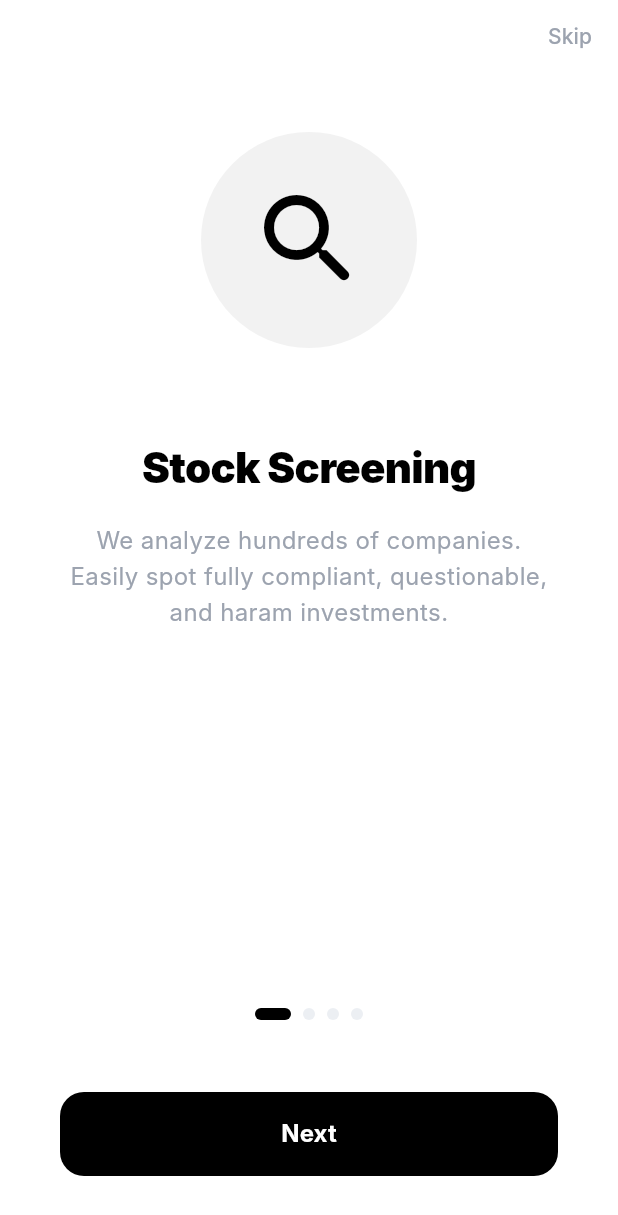
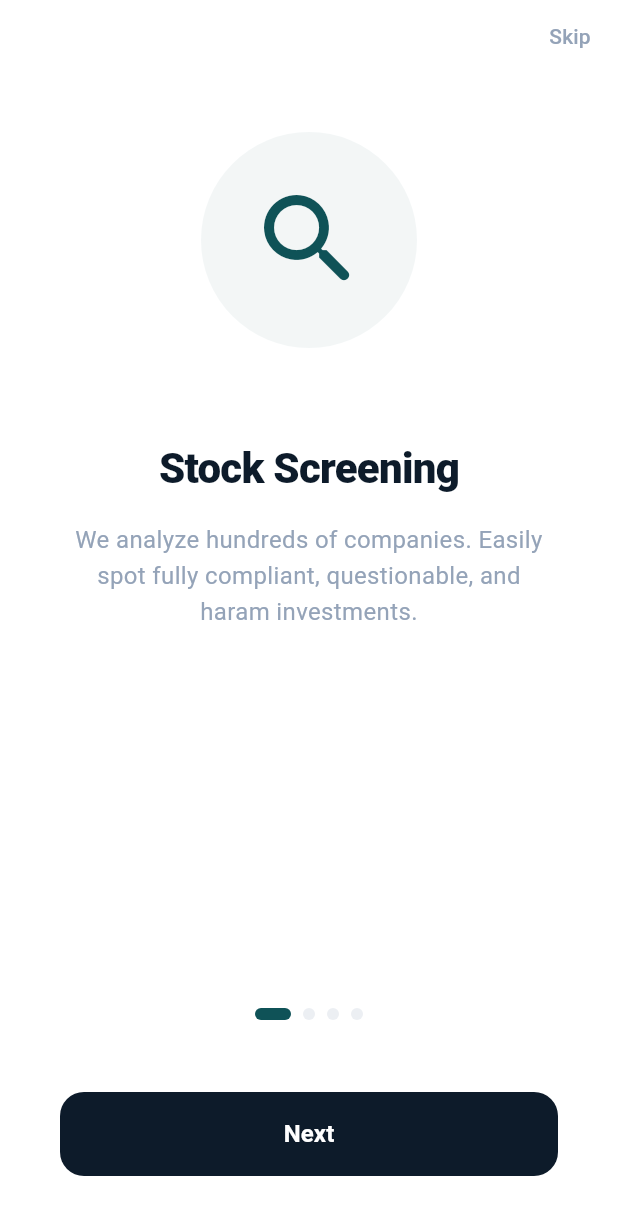
Before and after one commit to iisinan/irshad, a Flutter app: the screen it shows after launch, on a phone screen of 412 x 824 dp. Shown: the top 1215 px of the screen. Run offline on Flutter 3.47's test engine with Material 3 defaults, Android fonts, the phone set to English and light mode, and no system bars; our stand-ins replace dio, firebase_core, firebase_messaging, fl_chart, flutter_local_notifications, flutter_markdown and 7 more; missing offline and left inert: mobile_scanner; accounts and stored records are empty; Roboto replaces fonts that are missing (Inter, Manrope).

Commit message:
style: apply Deep Teal and Warm Sand design system

```diff
--- a/mobile/lib/core/theme/app_theme.dart
+++ b/mobile/lib/core/theme/app_theme.dart
@@ -2,34 +2,35 @@ import 'package:flutter/material.dart';
 
 class AppTheme {
   // Core Palette
-  static const Color primary = Color(0xFF000000); // Intense Pitch Black
-  static const Color primaryHover = Color(0xFF1A1A1A);
-  static const Color accent = Color(0xFF00D287); // Vibrant Intense Emerald
+  static const Color primary = Color(0xFF0F5257); // Deep Teal
+  static const Color primaryHover = Color(0xFF0B4347);
+  static const Color accent = Color(0xFFC9B89C); // Warm Sand
+  static const Color accentSoft = Color(0xFFEAF4F3); // Active Background
 
   // Backgrounds
-  static const Color bg = Color(0xFFF9FAFB);
+  static const Color bg = Color(0xFFFAF8F5);
   static const Color bgAlt = Color(0xFFFFFFFF); // Cards
-  static const Color bgSection = Color(0xFFF3F4F6); // Secondary Background
+  static const Color bgSection = Color(0xFFF5F7FA); // Secondary Background
   static const Color divider = Color(0xFFECEFF3);
 
   // Typography
-  static const Color textDark = Color(0xFF000000);
-  static const Color textBody = Color(0xFF4B5563); // Slightly darker for contrast
-  static const Color textMuted = Color(0xFF9CA3AF);
-  static const Color textDisabled = Color(0xFFD1D5DB);
+  static const Color textDark = Color(0xFF0D1B2A); // Primary Heading
+  static const Color textBody = Color(0xFF334155); // Primary Text
+  static const Color textMuted = Color(0xFF94A3B8);
+  static const Color textDisabled = Color(0xFFCBD5E1);
 
   // Status
-  static const Color halal = Color(0xFF00D287); // Matches accent
-  static const Color questionable = Color(0xFFFF9F00); // Intense Orange
-  static const Color haram = Color(0xFFFF3344); // Intense Red
-  static const Color review = Color(0xFF2563EB); // Deep Blue
+  static const Color halal = Color(0xFF22C55E);
+  static const Color questionable = Color(0xFFF59E0B);
+  static const Color haram = Color(0xFFEF4444);
+  static const Color review = Color(0xFF3B82F6);
 
   // Theme Data
   static ThemeData get lightTheme {
     return ThemeData(
       useMaterial3: true,
       brightness: Brightness.light,
-      fontFamily: 'Inter',
+      fontFamily: 'Manrope',
       scaffoldBackgroundColor: bg,
       appBarTheme: const AppBarTheme(
         centerTitle: false,
@@ -46,7 +47,7 @@ class AppTheme {
       ),
       bottomNavigationBarTheme: const BottomNavigationBarThemeData(
         backgroundColor: bgAlt,
-        selectedItemColor: primary, // Active navigation items are Deep Charcoal
+        selectedItemColor: primary, // Active navigation items are Deep Indigo
         unselectedItemColor: textMuted,
         elevation: 8,
         selectedLabelStyle: TextStyle(fontWeight: FontWeight.w600, fontSize: 11),
@@ -68,8 +69,8 @@ class AppTheme {
         elevation: 1,
         shadowColor: Colors.black.withOpacity(0.05),
         shape: RoundedRectangleBorder(
-          borderRadius: BorderRadius.circular(14),
-          side: const BorderSide(color: Color(0xFFE5E7EB), width: 1),
+          borderRadius: BorderRadius.circular(16),
+          side: const BorderSide(color: Color(0xFFE2E8F0), width: 1),
         ),
       ),
       inputDecorationTheme: InputDecorationTheme(
```
Also changed, not shown: 1 other file.
